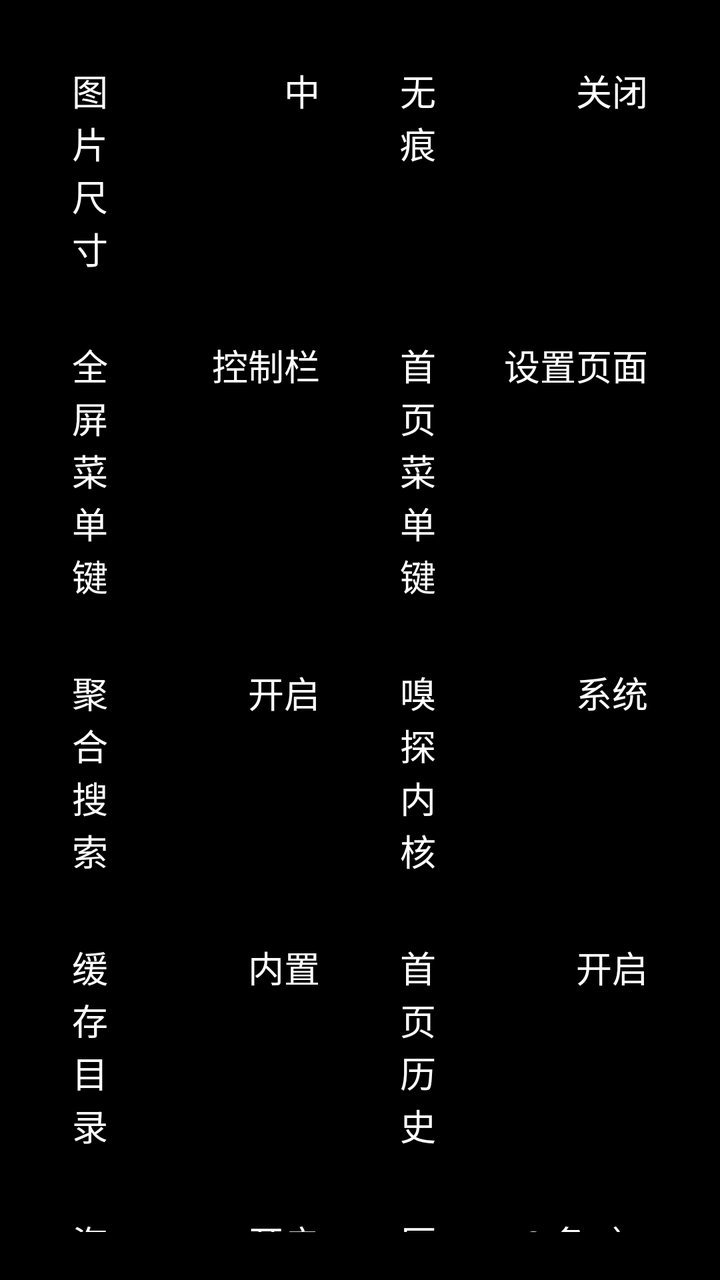
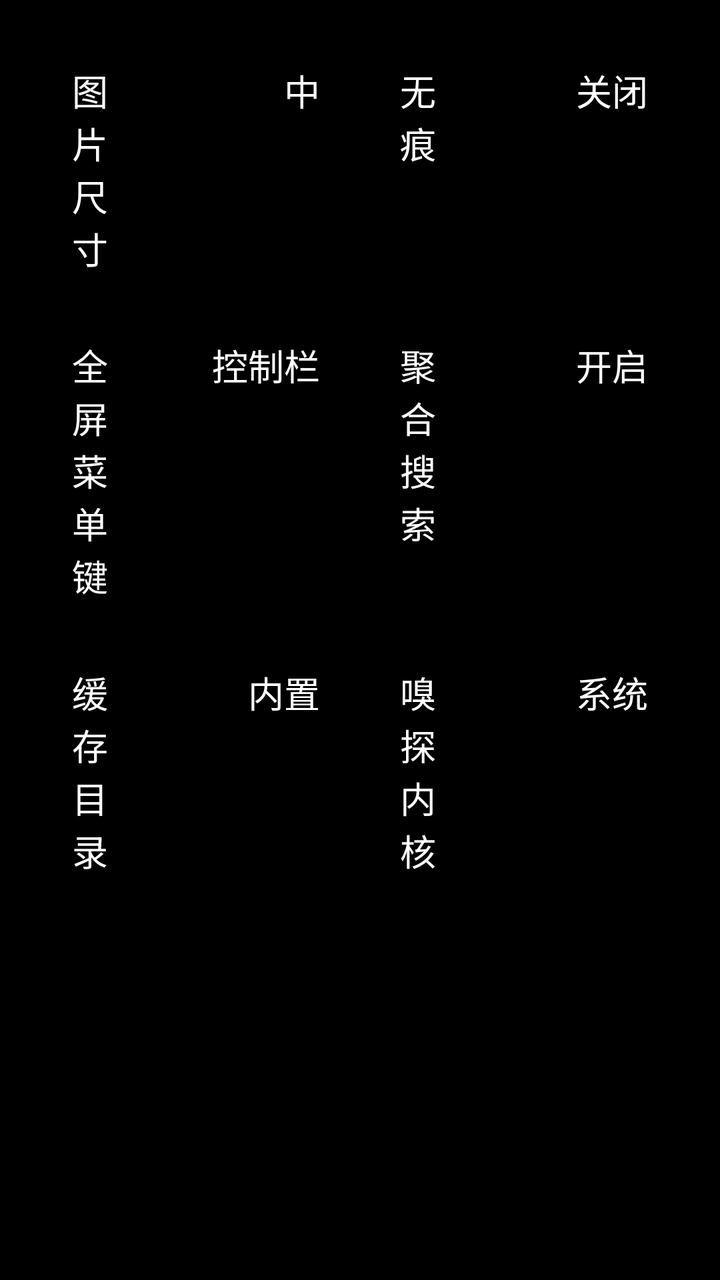

Two renders of the same Android screen: before a commit and after it. Below are the layout's source before the change and the commit's diff.
<!-- AndroidManifest.xml: activity theme android:Theme.Black.NoTitleBar -->
<!-- res/layout/activity_settings_custom.xml -->
<?xml version="1.0" encoding="utf-8"?>
<androidx.core.widget.NestedScrollView xmlns:android="http://schemas.android.com/apk/res/android"
    android:layout_width="match_parent"
    android:layout_height="match_parent"
    android:padding="24dp"
    android:fillViewport="true"
    android:keepScreenOn="true"
    android:background="@android:color/transparent">

    <LinearLayout
        android:layout_width="match_parent"
        android:layout_height="wrap_content"
        android:orientation="vertical">

        <LinearLayout
            android:layout_width="match_parent"
            android:layout_height="wrap_content"
            android:orientation="horizontal">

            <LinearLayout
                android:id="@+id/cusSize"
                android:layout_width="0dp"
                android:layout_height="wrap_content"
                android:layout_weight="1"
                android:layout_marginEnd="16dp"
                android:orientation="horizontal"
                android:background="@drawable/selector_item"
                android:focusable="true"
                android:focusableInTouchMode="true">

                <TextView
                    android:layout_width="0dp"
                    android:layout_height="wrap_content"
                    android:layout_weight="0.3"
                    android:layout_marginEnd="12dp"
                    android:text="图片尺寸"
                    android:textColor="@color/white"
                    android:textSize="18sp" />

                <TextView
                    android:id="@+id/valCusSize"
                    android:layout_width="0dp"
                    android:layout_height="wrap_content"
                    android:layout_weight="0.7"
                    android:gravity="end"
                    android:singleLine="true"
                    android:ellipsize="middle"
                    android:textColor="@color/white"
                    android:textSize="18sp"
                    android:text="中" />
            </LinearLayout>

            <LinearLayout
                android:id="@+id/cusIncognito"
                android:layout_width="0dp"
                android:layout_height="wrap_content"
                android:layout_weight="1"
                android:orientation="horizontal"
                android:background="@drawable/selector_item"
                android:focusable="true"
                android:focusableInTouchMode="true">

                <TextView
                    android:layout_width="0dp"
                    android:layout_height="wrap_content"
                    android:layout_weight="0.3"
                    android:layout_marginEnd="12dp"
                    android:text="无痕"
                    android:textColor="@color/white"
                    android:textSize="18sp" />

                <TextView
                    android:id="@+id/valCusIncognito"
                    android:layout_width="0dp"
                    android:layout_height="wrap_content"
                    android:layout_weight="0.7"
                    android:gravity="end"
                    android:singleLine="true"
                    android:ellipsize="middle"
                    android:textColor="@color/white"
                    android:textSize="18sp"
                    android:text="关闭" />
            </LinearLayout>
        </LinearLayout>
        <LinearLayout
            android:layout_width="match_parent"
            android:layout_height="wrap_content"
            android:layout_marginTop="16dp"
            android:orientation="horizontal">

            <LinearLayout
                android:id="@+id/cusFullscreenKey"
                android:layout_width="0dp"
                android:layout_height="wrap_content"
                android:layout_weight="1"
                android:layout_marginEnd="16dp"
                android:orientation="horizontal"
                android:background="@drawable/selector_item"
                android:focusable="true"
                android:focusableInTouchMode="true">

                <TextView
                    android:layout_width="0dp"
                    android:layout_height="wrap_content"
                    android:layout_weight="0.3"
                    android:layout_marginEnd="12dp"
                    android:text="全屏菜单键"
                    android:textColor="@color/white"
                    android:textSize="18sp" />

                <TextView
                    android:id="@+id/valCusFullscreenKey"
                    android:layout_width="0dp"
                    android:layout_height="wrap_content"
                    android:layout_weight="0.7"
                    android:gravity="end"
                    android:singleLine="true"
                    android:ellipsize="middle"
                    android:textColor="@color/white"
                    android:textSize="18sp"
                    android:text="控制栏" />
            </LinearLayout>

            <LinearLayout
                android:id="@+id/cusHomeMenuKey"
                android:layout_width="0dp"
                android:layout_height="wrap_content"
                android:layout_weight="1"
                android:orientation="horizontal"
                android:background="@drawable/selector_item"
                android:focusable="true"
                android:focusableInTouchMode="true">

                <TextView
                    android:layout_width="0dp"
                    android:layout_height="wrap_content"
                    android:layout_weight="0.3"
                    android:layout_marginEnd="12dp"
                    android:text="首页菜单键"
                    android:textColor="@color/white"
                    android:textSize="18sp" />

                <TextView
                    android:id="@+id/valCusHomeMenuKey"
                    android:layout_width="0dp"
                    android:layout_height="wrap_content"
                    android:layout_weight="0.7"
                    android:gravity="end"
                    android:singleLine="true"
                    android:ellipsize="middle"
                    android:textColor="@color/white"
                    android:textSize="18sp"
                    android:text="设置页面" />
            </LinearLayout>
        </LinearLayout>
        <LinearLayout
            android:layout_width="match_parent"
            android:layout_height="wrap_content"
            android:layout_marginTop="16dp"
            android:orientation="horizontal">

            <LinearLayout
                android:id="@+id/cusAggSearch"
                android:layout_width="0dp"
                android:layout_height="wrap_content"
                android:layout_weight="1"
                android:layout_marginEnd="16dp"
                android:orientation="horizontal"
                android:background="@drawable/selector_item"
                android:focusable="true"
                android:focusableInTouchMode="true">

                <TextView
                    android:layout_width="0dp"
                    android:layout_height="wrap_content"
                    android:layout_weight="0.3"
                    android:layout_marginEnd="12dp"
                    android:text="聚合搜索"
                    android:textColor="@color/white"
                    android:textSize="18sp" />

                <TextView
                    android:id="@+id/valCusAggSearch"
                    android:layout_width="0dp"
                    android:layout_height="wrap_content"
                    android:layout_weight="0.7"
                    android:gravity="end"
                    android:singleLine="true"
                    android:ellipsize="middle"
                    android:textColor="@color/white"
                    android:textSize="18sp"
                    android:text="开启" />
            </LinearLayout>

            <LinearLayout
                android:id="@+id/cusParseWebview"
                android:layout_width="0dp"
                android:layout_height="wrap_content"
                android:layout_weight="1"
                android:orientation="horizontal"
                android:background="@drawable/selector_item"
                android:focusable="true"
                android:focusableInTouchMode="true">

                <TextView
                    android:layout_width="0dp"
                    android:layout_height="wrap_content"
                    android:layout_weight="0.3"
                    android:layout_marginEnd="12dp"
                    android:text="嗅探内核"
                    android:textColor="@color/white"
                    android:textSize="18sp" />

                <TextView
                    android:id="@+id/valCusParseWebview"
                    android:layout_width="0dp"
                    android:layout_height="wrap_content"
                    android:layout_weight="0.7"
                    android:gravity="end"
                    android:singleLine="true"
                    android:ellipsize="middle"
                    android:textColor="@color/white"
                    android:textSize="18sp"
                    android:text="系统" />
            </LinearLayout>
        </LinearLayout>
        <LinearLayout
            android:layout_width="match_parent"
            android:layout_height="wrap_content"
            android:layout_marginTop="16dp"
            android:orientation="horizontal">

            <LinearLayout
                android:id="@+id/cusCacheDir"
                android:layout_width="0dp"
                android:layout_height="wrap_content"
                android:layout_weight="1"
                android:layout_marginEnd="16dp"
                android:orientation="horizontal"
                android:background="@drawable/selector_item"
                android:focusable="true"
                android:focusableInTouchMode="true">

                <TextView
                    android:layout_width="0dp"
                    android:layout_height="wrap_content"
                    android:layout_weight="0.3"
                    android:layout_marginEnd="12dp"
                    android:text="缓存目录"
                    android:textColor="@color/white"
                    android:textSize="18sp" />

                <TextView
                    android:id="@+id/valCusCacheDir"
                    android:layout_width="0dp"
                    android:layout_height="wrap_content"
                    android:layout_weight="0.7"
                    android:gravity="end"
                    android:singleLine="true"
                    android:ellipsize="middle"
                    android:textColor="@color/white"
                    android:textSize="18sp"
                    android:text="内置" />
            </LinearLayout>

            <LinearLayout
                android:id="@+id/cusHomeHistory"
                android:layout_width="0dp"
                android:layout_height="wrap_content"
                android:layout_weight="1"
                android:orientation="horizontal"
                android:background="@drawable/selector_item"
                android:focusable="true"
                android:focusableInTouchMode="true">

                <TextView
                    android:layout_width="0dp"
                    android:layout_height="wrap_content"
                    android:layout_weight="0.3"
                    android:layout_marginEnd="12dp"
                    android:text="首页历史"
                    android:textColor="@color/white"
                    android:textSize="18sp" />

                <TextView
                    android:id="@+id/valCusHomeHistory"
                    android:layout_width="0dp"
                    android:layout_height="wrap_content"
                    android:layout_weight="0.7"
                    android:gravity="end"
                    android:singleLine="true"
                    android:ellipsize="middle"
                    android:textColor="@color/white"
                    android:textSize="18sp"
                    android:text="开启" />
            </LinearLayout>
        </LinearLayout>
        <LinearLayout
            android:layout_width="match_parent"
            android:layout_height="wrap_content"
            android:layout_marginTop="16dp"
            android:orientation="horizontal">

            <LinearLayout
                android:id="@+id/cusPoster"
                android:layout_width="0dp"
                android:layout_height="wrap_content"
                android:layout_weight="1"
                android:layout_marginEnd="16dp"
                android:orientation="horizontal"
                android:background="@drawable/selector_item"
                android:focusable="true"
                android:focusableInTouchMode="true">

                <TextView
                    android:layout_width="0dp"
                    android:layout_height="wrap_content"
                    android:layout_weight="0.3"
                    android:layout_marginEnd="12dp"
                    android:text="海报"
                    android:textColor="@color/white"
                    android:textSize="18sp" />

                <TextView
                    android:id="@+id/valCusPoster"
                    android:layout_width="0dp"
                    android:layout_height="wrap_content"
                    android:layout_weight="0.7"
                    android:gravity="end"
                    android:singleLine="true"
                    android:ellipsize="middle"
                    android:textColor="@color/white"
                    android:textSize="18sp"
                    android:text="开启" />
            </LinearLayout>

            <LinearLayout
                android:id="@+id/cusHistory"
                android:layout_width="0dp"
                android:layout_height="wrap_content"
                android:layout_weight="1"
                android:orientation="horizontal"
                android:background="@drawable/selector_item"
                android:focusable="true"
                android:focusableInTouchMode="true">

                <TextView
                    android:layout_width="0dp"
                    android:layout_height="wrap_content"
                    android:layout_weight="0.3"
                    android:layout_marginEnd="12dp"
                    android:text="历史"
                    android:textColor="@color/white"
                    android:textSize="18sp" />

                <TextView
                    android:id="@+id/valCusHistory"
                    android:layout_width="0dp"
                    android:layout_height="wrap_content"
                    android:layout_weight="0.7"
                    android:gravity="end"
                    android:singleLine="true"
                    android:ellipsize="middle"
                    android:textColor="@color/white"
                    android:textSize="18sp"
                    android:text="0 条（点击清空）" />
            </LinearLayout>
        </LinearLayout>
        <LinearLayout
            android:layout_width="match_parent"
            android:layout_height="wrap_content"
            android:layout_marginTop="16dp"
            android:orientation="horizontal">

            <LinearLayout
                android:id="@+id/cusFav"
                android:layout_width="0dp"
                android:layout_height="wrap_content"
                android:layout_weight="1"
                android:orientation="horizontal"
                android:background="@drawable/selector_item"
                android:focusable="true"
                android:focusableInTouchMode="true">

                <TextView
                    android:layout_width="0dp"
                    android:layout_height="wrap_content"
                    android:layout_weight="0.3"
                    android:layout_marginEnd="12dp"
                    android:text="收藏"
                    android:textColor="@color/white"
                    android:textSize="18sp" />

                <TextView
                    android:id="@+id/valCusFav"
                    android:layout_width="0dp"
                    android:layout_height="wrap_content"
                    android:layout_weight="0.7"
                    android:gravity="end"
                    android:singleLine="true"
                    android:ellipsize="middle"
                    android:textColor="@color/white"
                    android:textSize="18sp"
                    android:text="0 条（点击清空）" />
            </LinearLayout>
        </LinearLayout>
    </LinearLayout>
</androidx.core.widget.NestedScrollView>
<!-- resources referenced by this layout -->
<resources>
  <color name="white">#FFFFFFFF</color>
  <!-- drawable selector_item (drawable) -->
  <?xml version="1.0" encoding="utf-8"?>
  <selector xmlns:android="http://schemas.android.com/apk/res/android">
      <item android:drawable="@drawable/shape_item_focused" android:state_focused="true" />
      <item android:drawable="@drawable/shape_item_activated" android:state_activated="true" />
      <item android:drawable="@drawable/shape_item_normal" />
  </selector>
  <!-- drawable shape_item_focused (drawable) -->
  <?xml version="1.0" encoding="utf-8"?>
  <shape xmlns:android="http://schemas.android.com/apk/res/android"
      android:shape="rectangle">
      <solid android:color="@color/black_40" />
      <corners android:radius="4dp" />
      <padding
          android:bottom="8dp"
          android:left="12dp"
          android:right="12dp"
          android:top="8dp" />
      <stroke
          android:width="1.5dp"
          android:color="@color/white" />
  </shape>
  <!-- drawable shape_item_activated (drawable) -->
  <?xml version="1.0" encoding="utf-8"?>
  <shape xmlns:android="http://schemas.android.com/apk/res/android"
      android:shape="rectangle">
      <solid android:color="@color/black_40" />
      <corners android:radius="4dp" />
      <padding
          android:bottom="8dp"
          android:left="12dp"
          android:right="12dp"
          android:top="8dp" />
  </shape>
  <!-- drawable shape_item_normal (drawable) -->
  <?xml version="1.0" encoding="utf-8"?>
  <shape xmlns:android="http://schemas.android.com/apk/res/android"
      android:shape="rectangle">
      <solid android:color="@color/black_20" />
      <corners android:radius="4dp" />
      <padding
          android:bottom="8dp"
          android:left="12dp"
          android:right="12dp"
          android:top="8dp" />
  </shape>
  <color name="black_40">#66000000</color>
  <color name="black_20">#33000000</color>
</resources>

<!-- the commit's change to res/layout/activity_settings_custom.xml (unified diff, before → after) -->
@@ -11,7 +11,6 @@
         android:layout_width="match_parent"
         android:layout_height="wrap_content"
         android:orientation="vertical">
-
         <LinearLayout
             android:layout_width="match_parent"
             android:layout_height="wrap_content"
@@ -122,35 +121,35 @@
             </LinearLayout>
 
             <LinearLayout
-                android:id="@+id/cusHomeMenuKey"
-                android:layout_width="0dp"
-                android:layout_height="wrap_content"
-                android:layout_weight="1"
-                android:orientation="horizontal"
-                android:background="@drawable/selector_item"
-                android:focusable="true"
-                android:focusableInTouchMode="true">
-
-                <TextView
-                    android:layout_width="0dp"
-                    android:layout_height="wrap_content"
-                    android:layout_weight="0.3"
-                    android:layout_marginEnd="12dp"
-                    android:text="首页菜单键"
-                    android:textColor="@color/white"
-                    android:textSize="18sp" />
-
-                <TextView
-                    android:id="@+id/valCusHomeMenuKey"
-                    android:layout_width="0dp"
-                    android:layout_height="wrap_content"
-                    android:layout_weight="0.7"
-                    android:gravity="end"
-                    android:singleLine="true"
-                    android:ellipsize="middle"
-                    android:textColor="@color/white"
-                    android:textSize="18sp"
-                    android:text="设置页面" />
+                android:id="@+id/cusAggSearch"
+                android:layout_width="0dp"
+                android:layout_height="wrap_content"
+                android:layout_weight="1"
+                android:orientation="horizontal"
+                android:background="@drawable/selector_item"
+                android:focusable="true"
+                android:focusableInTouchMode="true">
+
+                <TextView
+                    android:layout_width="0dp"
+                    android:layout_height="wrap_content"
+                    android:layout_weight="0.3"
+                    android:layout_marginEnd="12dp"
+                    android:text="聚合搜索"
+                    android:textColor="@color/white"
+                    android:textSize="18sp" />
+
+                <TextView
+                    android:id="@+id/valCusAggSearch"
+                    android:layout_width="0dp"
+                    android:layout_height="wrap_content"
+                    android:layout_weight="0.7"
+                    android:gravity="end"
+                    android:singleLine="true"
+                    android:ellipsize="middle"
+                    android:textColor="@color/white"
+                    android:textSize="18sp"
+                    android:text="开启" />
             </LinearLayout>
         </LinearLayout>
         <LinearLayout
@@ -160,7 +159,7 @@
             android:orientation="horizontal">
 
             <LinearLayout
-                android:id="@+id/cusAggSearch"
+                android:id="@+id/cusCacheDir"
                 android:layout_width="0dp"
                 android:layout_height="wrap_content"
                 android:layout_weight="1"
@@ -175,21 +174,21 @@
                     android:layout_height="wrap_content"
                     android:layout_weight="0.3"
                     android:layout_marginEnd="12dp"
-                    android:text="聚合搜索"
-                    android:textColor="@color/white"
-                    android:textSize="18sp" />
-
-                <TextView
-                    android:id="@+id/valCusAggSearch"
-                    android:layout_width="0dp"
-                    android:layout_height="wrap_content"
-                    android:layout_weight="0.7"
-                    android:gravity="end"
-                    android:singleLine="true"
-                    android:ellipsize="middle"
-                    android:textColor="@color/white"
-                    android:textSize="18sp"
-                    android:text="开启" />
+                    android:text="缓存目录"
+                    android:textColor="@color/white"
+                    android:textSize="18sp" />
+
+                <TextView
+                    android:id="@+id/valCusCacheDir"
+                    android:layout_width="0dp"
+                    android:layout_height="wrap_content"
+                    android:layout_weight="0.7"
+                    android:gravity="end"
+                    android:singleLine="true"
+                    android:ellipsize="middle"
+                    android:textColor="@color/white"
+                    android:textSize="18sp"
+                    android:text="内置" />
             </LinearLayout>
 
             <LinearLayout
@@ -222,186 +221,6 @@
                     android:textColor="@color/white"
                     android:textSize="18sp"
                     android:text="系统" />
-            </LinearLayout>
-        </LinearLayout>
-        <LinearLayout
-            android:layout_width="match_parent"
-            android:layout_height="wrap_content"
-            android:layout_marginTop="16dp"
-            android:orientation="horizontal">
-
-            <LinearLayout
-                android:id="@+id/cusCacheDir"
-                android:layout_width="0dp"
-                android:layout_height="wrap_content"
-                android:layout_weight="1"
-                android:layout_marginEnd="16dp"
-                android:orientation="horizontal"
-                android:background="@drawable/selector_item"
-                android:focusable="true"
-                android:focusableInTouchMode="true">
-
-                <TextView
-                    android:layout_width="0dp"
-                    android:layout_height="wrap_content"
-                    android:layout_weight="0.3"
-                    android:layout_marginEnd="12dp"
-                    android:text="缓存目录"
-                    android:textColor="@color/white"
-                    android:textSize="18sp" />
-
-                <TextView
-                    android:id="@+id/valCusCacheDir"
-                    android:layout_width="0dp"
-                    android:layout_height="wrap_content"
-                    android:layout_weight="0.7"
-                    android:gravity="end"
-                    android:singleLine="true"
-                    android:ellipsize="middle"
-                    android:textColor="@color/white"
-                    android:textSize="18sp"
-                    android:text="内置" />
-            </LinearLayout>
-
-            <LinearLayout
-                android:id="@+id/cusHomeHistory"
-                android:layout_width="0dp"
-                android:layout_height="wrap_content"
-                android:layout_weight="1"
-                android:orientation="horizontal"
-                android:background="@drawable/selector_item"
-                android:focusable="true"
-                android:focusableInTouchMode="true">
-
-                <TextView
-                    android:layout_width="0dp"
-                    android:layout_height="wrap_content"
-                    android:layout_weight="0.3"
-                    android:layout_marginEnd="12dp"
-                    android:text="首页历史"
-                    android:textColor="@color/white"
-                    android:textSize="18sp" />
-
-                <TextView
-                    android:id="@+id/valCusHomeHistory"
-                    android:layout_width="0dp"
-                    android:layout_height="wrap_content"
-                    android:layout_weight="0.7"
-                    android:gravity="end"
-                    android:singleLine="true"
-                    android:ellipsize="middle"
-                    android:textColor="@color/white"
-                    android:textSize="18sp"
-                    android:text="开启" />
-            </LinearLayout>
-        </LinearLayout>
-        <LinearLayout
-            android:layout_width="match_parent"
-            android:layout_height="wrap_content"
-            android:layout_marginTop="16dp"
-            android:orientation="horizontal">
-
-            <LinearLayout
-                android:id="@+id/cusPoster"
-                android:layout_width="0dp"
-                android:layout_height="wrap_content"
-                android:layout_weight="1"
-                android:layout_marginEnd="16dp"
-                android:orientation="horizontal"
-                android:background="@drawable/selector_item"
-                android:focusable="true"
-                android:focusableInTouchMode="true">
-
-                <TextView
-                    android:layout_width="0dp"
-                    android:layout_height="wrap_content"
-                    android:layout_weight="0.3"
-                    android:layout_marginEnd="12dp"
-                    android:text="海报"
-                    android:textColor="@color/white"
-                    android:textSize="18sp" />
-
-                <TextView
-                    android:id="@+id/valCusPoster"
-                    android:layout_width="0dp"
-                    android:layout_height="wrap_content"
-                    android:layout_weight="0.7"
-                    android:gravity="end"
-                    android:singleLine="true"
-                    android:ellipsize="middle"
-                    android:textColor="@color/white"
-                    android:textSize="18sp"
-                    android:text="开启" />
-            </LinearLayout>
-
-            <LinearLayout
-                android:id="@+id/cusHistory"
-                android:layout_width="0dp"
-                android:layout_height="wrap_content"
-                android:layout_weight="1"
-                android:orientation="horizontal"
-                android:background="@drawable/selector_item"
-                android:focusable="true"
-                android:focusableInTouchMode="true">
-
-                <TextView
-                    android:layout_width="0dp"
-                    android:layout_height="wrap_content"
-                    android:layout_weight="0.3"
-                    android:layout_marginEnd="12dp"
-                    android:text="历史"
-                    android:textColor="@color/white"
-                    android:textSize="18sp" />
-
-                <TextView
-                    android:id="@+id/valCusHistory"
-                    android:layout_width="0dp"
-                    android:layout_height="wrap_content"
-                    android:layout_weight="0.7"
-                    android:gravity="end"
-                    android:singleLine="true"
-                    android:ellipsize="middle"
-                    android:textColor="@color/white"
-                    android:textSize="18sp"
-                    android:text="0 条（点击清空）" />
-            </LinearLayout>
-        </LinearLayout>
-        <LinearLayout
-            android:layout_width="match_parent"
-            android:layout_height="wrap_content"
-            android:layout_marginTop="16dp"
-            android:orientation="horizontal">
-
-            <LinearLayout
-                android:id="@+id/cusFav"
-                android:layout_width="0dp"
-                android:layout_height="wrap_content"
-                android:layout_weight="1"
-                android:orientation="horizontal"
-                android:background="@drawable/selector_item"
-                android:focusable="true"
-                android:focusableInTouchMode="true">
-
-                <TextView
-                    android:layout_width="0dp"
-                    android:layout_height="wrap_content"
-                    android:layout_weight="0.3"
-                    android:layout_marginEnd="12dp"
-                    android:text="收藏"
-                    android:textColor="@color/white"
-                    android:textSize="18sp" />
-
-                <TextView
-                    android:id="@+id/valCusFav"
-                    android:layout_width="0dp"
-                    android:layout_height="wrap_content"
-                    android:layout_weight="0.7"
-                    android:gravity="end"
-                    android:singleLine="true"
-                    android:ellipsize="middle"
-                    android:textColor="@color/white"
-                    android:textSize="18sp"
-                    android:text="0 条（点击清空）" />
             </LinearLayout>
         </LinearLayout>
     </LinearLayout>
